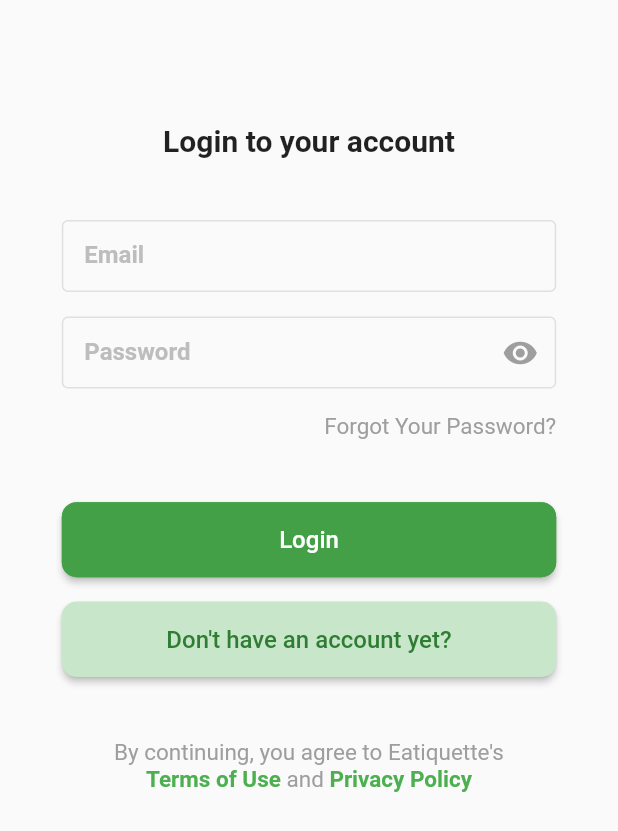
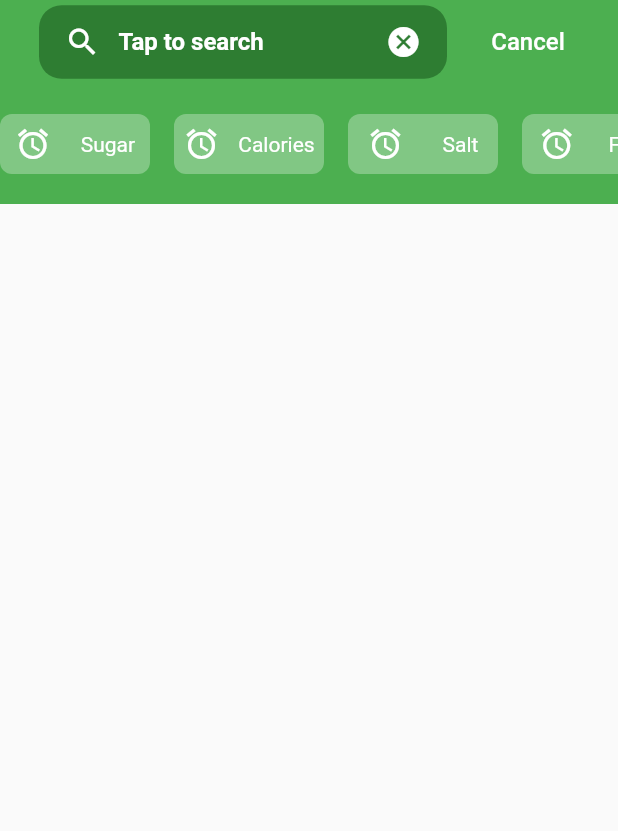
Before and after one commit to tazik561/cventix_login_ui, a Flutter app: the screen it shows after launch, on a phone screen of 412 x 824 dp. Shown: the top 831 px of the screen. Run offline on Flutter 3.47's test engine with Material 2 defaults, Android fonts, the phone set to English and light mode, and no system bars; our stand-ins replace bloc, equatable, flutter_bloc.

Commit message:
Add category bloc

```diff
--- /dev/null
+++ b/lib/blocs/bloc/categories_bloc.dart
@@ -0,0 +1,140 @@
+import 'dart:async';
+import 'dart:math';
+
+import 'package:bloc/bloc.dart';
+import 'package:equatable/equatable.dart';
+import 'package:flutter/cupertino.dart';
+import 'package:flutter/material.dart';
+import 'package:meta/meta.dart';
+
+part 'categories_event.dart';
+part 'categories_state.dart';
+
+class CategoriesBloc extends Bloc<CategoriesEvent, CategoriesState> {
+  CategoriesBloc() : super(CategoriesInitial());
+  List<CategoriesItem> _catItems = [
+    CategoriesItem(id: 1, title: "Sugar", prefixIcon: Icons.access_alarms),
+    CategoriesItem(id: 2, title: "Calories", prefixIcon: Icons.access_alarms),
+    CategoriesItem(id: 3, title: "Salt", prefixIcon: Icons.access_alarms),
+    CategoriesItem(id: 4, title: "Fibre", prefixIcon: Icons.access_alarms),
+    CategoriesItem(id: 5, title: "Fat", prefixIcon: Icons.access_alarms)
+  ];
+
+  List<CategoryItem> _infoCatItems = [
+    CategoryItem(
+        id: 1,
+        catId: 2,
+        delicious: "5",
+        fat: "2.5g",
+        fiber: "5.2g",
+        kcal: "180 kcal",
+        protein: "2.1 g",
+        title: "Slow Tony",
+        image: "assets/images/img1.jpeg"),
+    CategoryItem(
+        id: 2,
+        catId: 2,
+        delicious: "2",
+        fat: "2 g",
+        fiber: "5.2 g",
+        kcal: "180 kcal",
+        protein: "2.1 g",
+        title: "Milk",
+        image: "assets/images/img2.jpeg"),
+    CategoryItem(
+        id: 3,
+        catId: 2,
+        delicious: "5",
+        fat: "2.5g",
+        fiber: "5.2g",
+        kcal: "180 kcal",
+        protein: "2.1 g",
+        title: "Meat",
+        image: "assets/images/img3.jpeg"),
+    CategoryItem(
+        id: 4,
+        catId: 2,
+        delicious: "5",
+        fat: "2.5g",
+        fiber: "5.2g",
+        kcal: "180 kcal",
+        protein: "2.1 g",
+        title: "Rice",
+        image: "assets/images/img4.jpeg"),
+  ];
+
+  List<CategoryItem> get catItems => _infoCatItems;
+
+  List<CategoriesItem> get items => _catItems;
+
+  @override
+  Stream<CategoriesState> mapEventToState(
+    CategoriesEvent event,
+  ) async* {
+    if (event is TopCategoriesEvent) {
+      yield* _makeCatList(items);
+    }
+    if (event is SelectedCategoryEvent) {
+      yield* _makeSelectedCatList(event.id, items, _infoCatItems);
+    }
+    if (event is TriggeredItemEvent) {
+      var tapedItem = items.firstWhere((element) => element.selected == true,
+          orElse: () => null);
+      tapedItem?.selected = false;
+
+      var id = event.id;
+      int itemIndex = items.indexWhere((element) => element.id == id);
+      items[itemIndex].selected = true;
+      yield* _makeSelectedCatList(event.id, items, _infoCatItems);
+    }
+  }
+
+  Stream<CategoriesState> _makeCatList(List<CategoriesItem> items) async* {
+    yield CategoriesLoaded(catItems: items, selectedCatItems: null);
+  }
+
+  Stream<CategoriesState> _makeSelectedCatList(int id,
+      List<CategoriesItem> items, List<CategoryItem> selectedItem) async* {
+    var selectedList =
+        selectedItem.where((element) => element.catId == id).toList();
+    yield CategoriesLoaded(catItems: items, selectedCatItems: selectedList);
+  }
+}
+
+class CategoriesItem {
+  final int id;
+  final String title;
+  final IconData prefixIcon;
+  final IconData suffixIcon;
+  bool selected;
+
+  CategoriesItem(
+      {this.id,
+      this.title,
+      this.prefixIcon,
+      this.suffixIcon,
+      this.selected = false});
+}
+
+class CategoryItem {
+  final int id;
+  final int catId;
+  final String title;
+  final String image;
+  final String fat;
+  final String kcal;
+  final String protein;
+  final String fiber;
+  final String delicious;
+
+  CategoryItem(
+      {this.id,
+      this.catId,
+      this.title,
+      this.image,
+      this.fat,
+      this.kcal,
+      this.protein,
+      this.fiber,
+      this.delicious});
+}
--- /dev/null
+++ b/lib/blocs/bloc/categories_event.dart
@@ -0,0 +1,23 @@
+part of 'categories_bloc.dart';
+
+@immutable
+abstract class CategoriesEvent extends Equatable {
+  @override
+  List<Object> get props => [];
+}
+
+class LoadingCategoriesEvent extends CategoriesEvent {}
+
+class TopCategoriesEvent extends CategoriesEvent {}
+
+class SelectedCategoryEvent extends CategoriesEvent {
+  final int id;
+  SelectedCategoryEvent(this.id);
+  List<Object> get props => [this.id];
+}
+
+class TriggeredItemEvent extends CategoriesEvent {
+  final int id;
+  TriggeredItemEvent(this.id);
+  List<Object> get props => [this.id];
+}
--- /dev/null
+++ b/lib/blocs/bloc/categories_state.dart
@@ -0,0 +1,18 @@
+part of 'categories_bloc.dart';
+
+@immutable
+abstract class CategoriesState extends Equatable {
+  @override
+  List<Object> get props => [];
+}
+
+class CategoriesInitial extends CategoriesState {}
+
+class CategoriesLoaded extends CategoriesState {
+  final List<CategoriesItem> catItems;
+  final List<CategoryItem> selectedCatItems;
+  CategoriesLoaded({this.catItems, this.selectedCatItems});
+
+  @override
+  List<Object> get props => [catItems, selectedCatItems];
+}
--- /dev/null
+++ b/lib/categories_page.dart
@@ -0,0 +1,180 @@
+import 'package:cventix_login_ui/blocs/bloc/categories_bloc.dart';
+import 'package:flutter/material.dart';
+import 'package:flutter_bloc/flutter_bloc.dart';
+
+class CategoriesPage extends StatelessWidget {
+  @override
+  Widget build(BuildContext context) {
+    var bloc = BlocProvider.of<CategoriesBloc>(context);
+    return Container(
+      child: Scaffold(
+        appBar: AppBar(
+          backgroundColor: Colors.green[500],
+          elevation: 0.0,
+          brightness: Brightness.light,
+          title: Row(
+            children: <Widget>[
+              Expanded(
+                child: Container(
+                  margin:
+                      EdgeInsets.symmetric(horizontal: 10.0, vertical: 40.0),
+                  decoration: BoxDecoration(
+                    color: Colors.green[800],
+                    borderRadius: BorderRadius.all(Radius.circular(15.0)),
+                  ),
+                  child: Row(
+                    crossAxisAlignment: CrossAxisAlignment.start,
+                    children: <Widget>[
+                      Expanded(
+                        child: Padding(
+                          padding: const EdgeInsets.symmetric(horizontal: 5.0),
+                          child: TextFormField(
+                            style: TextStyle(color: Colors.white),
+                            autocorrect: false,
+                            decoration: InputDecoration(
+                              fillColor: Colors.transparent,
+                              filled: true,
+                              border: InputBorder.none,
+                              focusedBorder: InputBorder.none,
+                              enabledBorder: InputBorder.none,
+                              errorBorder: InputBorder.none,
+                              disabledBorder: InputBorder.none,
+                              hintText: "Tap to search",
+                              hintStyle: TextStyle(
+                                  color: Colors.white,
+                                  fontWeight: FontWeight.bold),
+                              prefixIcon: Icon(
+                                Icons.search,
+                                color: Colors.white,
+                              ),
+                              suffixIcon: Icon(
+                                Icons.cancel,
+                                color: Colors.white,
+                              ),
+                              contentPadding:
+                                  EdgeInsets.fromLTRB(20.0, 15.0, 20.0, 15.0),
+                            ),
+                          ),
+                        ),
+                      ),
+                    ],
+                  ),
+                ),
+              ),
+              FlatButton(
+                child: Text(
+                  "Cancel",
+                  style: TextStyle(color: Colors.white, fontSize: 16.0),
+                ),
+                onPressed: () {},
+              )
+            ],
+          ),
+          // bottomOpacity: 1,
+        ),
+        body: topCatList(bloc),
+      ),
+    );
+  }
+}
+
+Widget topCatList(bloc) {
+  return BlocBuilder<CategoriesBloc, CategoriesState>(
+      builder: (context, state) {
+    if (state is CategoriesInitial) {
+      return Center(
+        child: CircularProgressIndicator(),
+      );
+    }
+    if (state is CategoriesLoaded) {
+      var catItems = state.catItems;
+      var selectedCatItems = state.selectedCatItems;
+      return Column(
+        children: <Widget>[
+          Container(
+            height: 80,
+            color: Colors.green[500],
+            child: ListView.builder(
+              scrollDirection: Axis.horizontal,
+              itemCount: state.catItems.length,
+              itemBuilder: (context, index) {
+                return Row(
+                  crossAxisAlignment: CrossAxisAlignment.center,
+                  children: <Widget>[
+                    InkWell(
+                      onTap: () {
+                        bloc.add(TriggeredItemEvent(catItems[index].id));
+                        // bloc.add(SelectedCategoryEvent(catItems[index].id));
+                      },
+                      child: Container(
+                        width: 100,
+                        height: 40,
+                        alignment: Alignment.center,
+                        decoration: BoxDecoration(
+                          borderRadius: BorderRadius.circular(8.0),
+                          color: catItems[index].selected
+                              ? Colors.red
+                              : Colors.green[300],
+                        ),
+                        child: Row(
+                          mainAxisAlignment: MainAxisAlignment.spaceAround,
+                          children: <Widget>[
+                            Icon(
+                              catItems[index].prefixIcon,
+                              color: Colors.white,
+                            ),
+                            Text(
+                              catItems[index].title,
+                              style: TextStyle(color: Colors.white),
+                            )
+                          ],
+                        ),
+                      ),
+                    ),
+                    SizedBox(
+                      width: 16.0,
+                    )
+                  ],
+                );
+              },
+            ),
+          ),
+          selectedCatItems == null
+              ? Container()
+              : detailsCatList(selectedCatItems),
+        ],
+      );
+    }
+    return Text('Something went wrong!');
+  });
+}
+
+Widget detailsCatList(List<CategoryItem> selectedCatItems) {
+  return Expanded(
+    child: ListView.builder(
+      itemCount: selectedCatItems == null ? 0 : selectedCatItems.length,
+      itemBuilder: (context, index) {
+        return Container(
+          margin: EdgeInsets.all(10.0),
+          child: Row(
+            children: <Widget>[
+              Container(
+                decoration: BoxDecoration(
+                    borderRadius: BorderRadius.circular(6.0),
+                    border: Border.all(color: Colors.black12, width: 1)),
+                child: ClipRRect(
+                  child: Image.asset(
+                    selectedCatItems[index].image,
+                    width: 60,
+                    height: 60,
+                    fit: BoxFit.cover,
+                  ),
+                ),
+              ),
+            ],
+          ),
+        );
+      },
+    ),
+  );
+}
--- /dev/null
+++ b/lib/common/fadu_route.dart
@@ -0,0 +1,24 @@
+import 'package:flutter/material.dart';
+
+class FadeRoute extends PageRouteBuilder {
+  final Widget page;
+  FadeRoute({this.page})
+      : super(
+          pageBuilder: (
+            BuildContext context,
+            Animation<double> animation,
+            Animation<double> secondaryAnimation,
+          ) =>
+              page,
+          transitionsBuilder: (
+            BuildContext context,
+            Animation<double> animation,
+            Animation<double> secondaryAnimation,
+            Widget child,
+          ) =>
+              FadeTransition(
+            opacity: animation,
+            child: child,
+          ),
+        );
+}
--- /dev/null
+++ b/lib/common/validator_extension.dart
@@ -0,0 +1,7 @@
+extension EmailValidator on String {
+  bool isValidEmail() {
+    return RegExp(
+            r'^(([^<>()[\]\\.,;:\s@\"]+(\.[^<>()[\]\\.,;:\s@\"]+)*)|(\".+\"))@((\[[0-9]{1,3}\.[0-9]{1,3}\.[0-9]{1,3}\.[0-9]{1,3}\])|(([a-zA-Z\-0-9]+\.)+[a-zA-Z]{2,}))$')
+        .hasMatch(this);
+  }
+}
--- a/lib/main.dart
+++ b/lib/main.dart
@@ -1,5 +1,9 @@
 import 'package:cventix_login_ui/my_login_page.dart';
 import 'package:flutter/material.dart';
+import 'package:flutter_bloc/flutter_bloc.dart';
+
+import 'blocs/bloc/categories_bloc.dart';
+import 'categories_page.dart';
 
 void main() {
   runApp(MyApp());
@@ -23,7 +27,14 @@ class MyApp extends StatelessWidget {
           ),
         ),
       ),
-      home: MyLoginPage(),
+      routes: {
+        "/": (context) {
+          return BlocProvider<CategoriesBloc>(
+            create: (context) => CategoriesBloc()..add(TopCategoriesEvent()),
+            child: CategoriesPage(),
+          );
+        }
+      },
     );
   }
 }
--- a/lib/my_login_page.dart
+++ b/lib/my_login_page.dart
@@ -1,5 +1,8 @@
+import 'package:cventix_login_ui/common/fadu_route.dart';
 import 'package:flutter/material.dart';
 import 'package:flutter/services.dart';
+import 'categories_page.dart';
+import 'common/validator_extension.dart';
 
 class MyLoginPage extends StatefulWidget {
   @override
@@ -7,6 +10,7 @@ class MyLoginPage extends StatefulWidget {
 }
 
 class _MyLoginPageState extends State<MyLoginPage> {
+  final _formKey = GlobalKey<FormState>();
   FocusNode _focus_email = FocusNode();
   FocusNode _focus_pass = FocusNode();
   bool _focus_email_flag = false;
@@ -39,6 +43,13 @@ class _MyLoginPageState extends State<MyLoginPage> {
     });
   }
 
+  void _loginAction() {
+    var valid = _formKey.currentState.validate();
+    if (valid != true) return;
+    //todo do stuff things
+    Navigator.pushReplacement(context, FadeRoute(page: CategoriesPage()));
+  }
+
   @override
   void dispose() {
     _focus_email.dispose();
@@ -51,7 +62,9 @@ class _MyLoginPageState extends State<MyLoginPage> {
     double height = MediaQuery.of(context).size.height;
     double width = MediaQuery.of(context).size.width;
     return Scaffold(
-      body: Padding(
+      body: Form(
+        key: _formKey,
+        child: Padding(
           padding: EdgeInsets.all(width * 0.1),
           child: SingleChildScrollView(
             child: Column(
@@ -73,11 +86,14 @@ class _MyLoginPageState extends State<MyLoginPage> {
                 SizedBox(
                   height: height * .05,
                 ),
-              TextField(
+                TextFormField(
                   focusNode: _focus_email,
+                  validator: (input) =>
+                      input.isValidEmail() ? null : "Check your email",
                   decoration: InputDecoration(
                     labelText: "Email",
-                  labelStyle: !_focus_email_flag ? style_un_focus : style_focus,
+                    labelStyle:
+                        !_focus_email_flag ? style_un_focus : style_focus,
                     contentPadding: EdgeInsets.only(
                         left: 15.0, top: 5.0, right: 5.0, bottom: 4.0),
                   ),
@@ -90,7 +106,8 @@ class _MyLoginPageState extends State<MyLoginPage> {
                   obscureText: true,
                   decoration: InputDecoration(
                     labelText: "Password",
-                  labelStyle: !_focus_pass_flag ? style_un_focus : style_focus,
+                    labelStyle:
+                        !_focus_pass_flag ? style_un_focus : style_focus,
                     contentPadding: EdgeInsets.only(
                         left: 15.0, top: 5.0, right: 5.0, bottom: 4.0),
                     suffixIcon: Icon(
@@ -112,7 +129,7 @@ class _MyLoginPageState extends State<MyLoginPage> {
                   height: height * .05,
                 ),
                 MaterialButton(
-                onPressed: () {},
+                  onPressed: _loginAction,
                   height: 50,
                   shape: RoundedRectangleBorder(
                       borderRadius: BorderRadius.circular(10.0),
@@ -138,7 +155,8 @@ class _MyLoginPageState extends State<MyLoginPage> {
                   child: Center(
                     child: Text(
                       "Don't have an account yet?",
-                    style: TextStyle(color: Colors.green[800], fontSize: 16.0),
+                      style:
+                          TextStyle(color: Colors.green[800], fontSize: 16.0),
                     ),
                   ),
                 ),
@@ -177,6 +195,7 @@ class _MyLoginPageState extends State<MyLoginPage> {
             ),
           ),
         ),
+      ),
     );
   }
 }
```
Also changed, not shown: pubspec.yaml (+4 -12 lines), assets/images/img1.jpeg (added), assets/images/img2.jpeg (added), assets/images/img3.jpeg (added), assets/images/img4.jpeg (added). Lines whose indentation alone changed are shown as unchanged.
